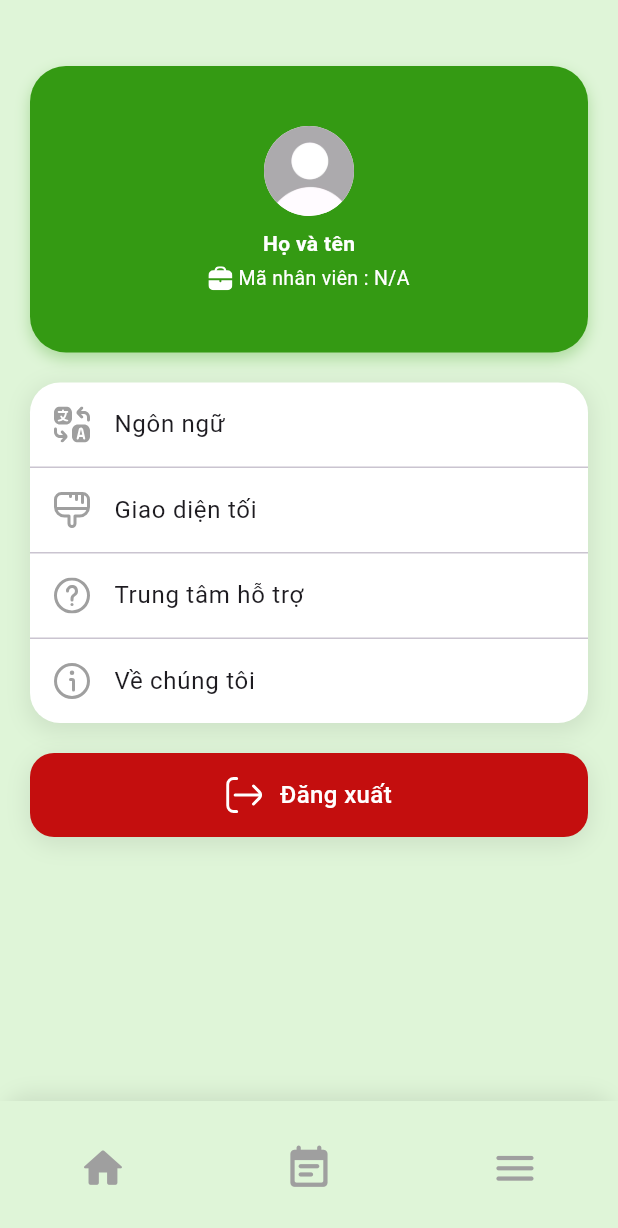
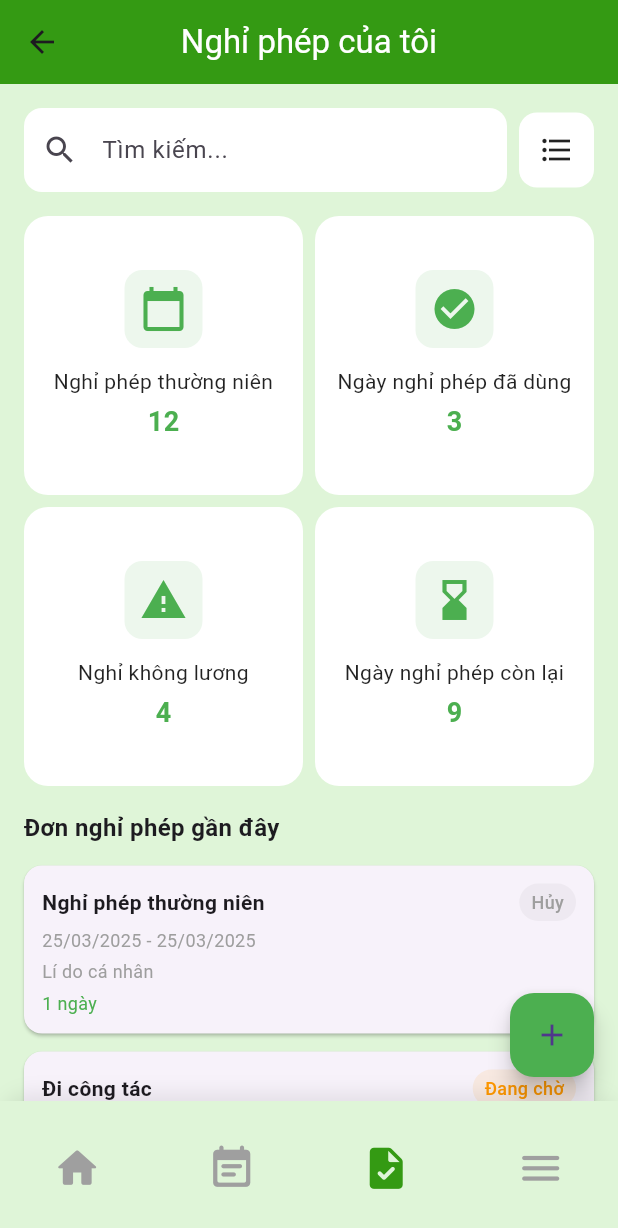
Before and after one commit to LTT4504/erp_app_nood, a Flutter app: the HomeScreen screen opened by its route, item 3 of the bottom bar chosen, on a phone screen of 412 x 824 dp. Shown: the top 1228 px of the screen. Run offline on Flutter 3.47's test engine with Material 3 defaults, Android fonts, the phone set to English and light mode, and no system bars; our stand-ins replace dio, flutter_svg, get, get_storage, logger; accounts and stored records are empty.

Commit message:
create : myLeaveScreen

```diff
--- a/lib/modules/home/home_screen.dart
+++ b/lib/modules/home/home_screen.dart
@@ -2,6 +2,7 @@ import 'package:flutter/material.dart';
 import 'package:get/get.dart';
 import 'package:work_manager/modules/home/home_controller.dart';
 import 'package:work_manager/modules/home/widgets/home_bottom.dart';
+import '../my_leave/my_leave_screen.dart';
 import '../my_task/my_task_screen.dart';
 import '../setting/setting_screen.dart';
 import 'home_main_screen.dart';
@@ -16,11 +17,11 @@ class HomeScreen extends StatelessWidget {
         return Scaffold(
           body: IndexedStack(
             index: controller.currentTab,
-            children: const [
-              HomeMainScreen(),    // Tab 0
-              MyTaskScreen(), // Tab 1
-              // HomeTaskScreen(),    // Tab 2
-              SettingScreen(),     // Tab 3
+            children: [
+              const HomeMainScreen(),    // Tab 0
+              const MyTaskScreen(), // Tab 1
+              LeaveScreen(),    // Tab 2
+              const SettingScreen(),     // Tab 3
             ],
           ),
           bottomNavigationBar: HomeBottomNav(
--- a/lib/modules/home/widgets/home_bottom.dart
+++ b/lib/modules/home/widgets/home_bottom.dart
@@ -68,10 +68,10 @@ class HomeBottomNav extends StatelessWidget {
             icon: _buildIcon(Icons.event_note_rounded, currentIndex == 1, iconSize),
             label: '',
           ),
-          // BottomNavigationBarItem(
-          //   icon: _buildIcon(Icons.task_rounded, currentIndex == 2),
-          //   label: '',
-          // ),
+          BottomNavigationBarItem(
+            icon: _buildIcon(Icons.task_rounded, currentIndex == 2, iconSize),
+            label: '',
+          ),
           BottomNavigationBarItem(
             icon: _buildIcon(Icons.menu_rounded, currentIndex == 3, iconSize),
             label: '',
--- /dev/null
+++ b/lib/modules/my_leave/my_leave_binding.dart
@@ -0,0 +1,10 @@
+import 'package:get/get.dart';
+
+import 'my_leave_controller.dart';
+
+class LeaveBinding extends Bindings {
+  @override
+  void dependencies() {
+    Get.lazyPut<LeaveController>(() => LeaveController());
+  }
+}
--- /dev/null
+++ b/lib/modules/my_leave/my_leave_controller.dart
@@ -0,0 +1,96 @@
+import 'package:get/get.dart';
+import 'package:flutter/material.dart';
+
+class LeaveController extends GetxController {
+  var leaveRequests = <Map<String, dynamic>>[].obs;
+
+  @override
+  void onInit() {
+    super.onInit();
+    loadSampleData();
+  }
+
+  /// ✅ Tải dữ liệu mẫu
+  void loadSampleData() {
+    leaveRequests.value = [
+      {
+        "title": "Nghỉ phép thường niên",
+        "date": "25/03/2025 - 25/03/2025",
+        "status": "Hủy",
+        "statusColor": Colors.grey,
+        "reason": "Lí do cá nhân",
+        "days": "1 ngày"
+      },
+      {
+        "title": "Đi công tác",
+        "date": "28/03/2025 - 30/03/2025",
+        "status": "Đang chờ",
+        "statusColor": Colors.orange,
+        "reason": "Đi công tác",
+        "days": "3 ngày"
+      },
+      {
+        "title": "Xin phép ra ngoài",
+        "date": "25/03/2025 - 25/03/2025",
+        "status": "Đã duyệt",
+        "statusColor": Colors.green,
+        "reason": "Nghỉ ốm vì quá khỏe",
+        "days": "1 ngày"
+      },
+      {
+        "title": "Nghỉ hưởng bảo hiểm",
+        "date": "25/03/2025 - 25/03/2025",
+        "status": "Từ chối",
+        "statusColor": Colors.red,
+        "reason": "Khám bệnh",
+        "days": "1 ngày"
+      },
+      {
+        "title": "Làm từ xa",
+        "date": "25/03/2025 - 25/03/2025",
+        "status": "Mới",
+        "statusColor": Colors.blue,
+        "reason": "Dị ứng",
+        "days": "1 ngày"
+      },
+    ];
+  }
+
+  /// ✅ Thêm đơn nghỉ phép
+  void addLeave(Map<String, dynamic> leave) {
+    leaveRequests.add(leave);
+  }
+
+  /// ✅ Sửa đơn nghỉ phép
+  void updateLeave(int index, Map<String, dynamic> updatedLeave) {
+    if (index >= 0 && index < leaveRequests.length) {
+      leaveRequests[index] = updatedLeave;
+      leaveRequests.refresh();
+    }
+  }
+
+  /// ✅ Xóa đơn nghỉ phép
+  void deleteLeave(int index) {
+    if (index >= 0 && index < leaveRequests.length) {
+      leaveRequests.removeAt(index);
+    }
+  }
+
+  /// ✅ Lấy màu theo trạng thái
+  Color getStatusColor(String status) {
+    switch (status) {
+      case "Mới":
+        return Colors.blue;
+      case "Đang chờ":
+        return Colors.orange;
+      case "Đã duyệt":
+        return Colors.green;
+      case "Từ chối":
+        return Colors.red;
+      case "Hủy":
+        return Colors.grey;
+      default:
+        return Colors.black;
+    }
+  }
+}
--- /dev/null
+++ b/lib/modules/my_leave/my_leave_screen.dart
@@ -0,0 +1,125 @@
+import 'package:flutter/material.dart';
+import 'package:get/get.dart';
+import 'package:work_manager/shared/constants/colors.dart';
+import 'my_leave_controller.dart';
+import 'widgets/leave_card.dart';
+import 'widgets/add_leave_dialog.dart';
+import 'widgets/edit_leave_dialog.dart';
+import 'widgets/stat_card.dart';
+
+class LeaveScreen extends StatelessWidget {
+  LeaveScreen({super.key});
+
+  final LeaveController controller = Get.put(LeaveController());
+
+  @override
+  Widget build(BuildContext context) {
+    return Scaffold(
+      backgroundColor: ColorConstants.highlightPrimaryPastel,
+      appBar: AppBar(
+        backgroundColor: ColorConstants.highlightPrimary,
+        title: const Text("Nghỉ phép của tôi", style: TextStyle(color: ColorConstants.white),),
+        centerTitle: true,
+      ),
+      body: SingleChildScrollView(
+        padding: const EdgeInsets.all(16),
+        child: Column(
+          crossAxisAlignment: CrossAxisAlignment.start,
+          children: [
+            _buildSearchBar(),
+            const SizedBox(height: 16),
+            _buildStatGrid(),
+            const SizedBox(height: 16),
+            const Text(
+              "Đơn nghỉ phép gần đây",
+              style: TextStyle(fontSize: 16, fontWeight: FontWeight.bold),
+            ),
+            const SizedBox(height: 8),
+            Obx(() => Column(
+              children: controller.leaveRequests.asMap().entries.map((entry) {
+                int index = entry.key;
+                var item = entry.value;
+                return GestureDetector(
+                  onTap: () {
+                    showDialog(
+                      context: context,
+                      builder: (_) => EditLeaveDialog(
+                        index: index,
+                        leave: item,
+                      ),
+                    );
+                  },
+                  child: LeaveCard(
+                    title: item["title"],
+                    date: item["date"],
+                    status: item["status"],
+                    statusColor: controller.getStatusColor(item["status"]),
+                    reason: item["reason"],
+                    days: item["days"],
+                  ),
+                );
+              }).toList(),
+            )),
+          ],
+        ),
+      ),
+      floatingActionButton: FloatingActionButton(
+        backgroundColor: ColorConstants.green,
+        onPressed: () {
+          showDialog(
+            context: context,
+            builder: (_) => AddLeaveDialog(),
+          );
+        },
+        child: const Icon(Icons.add),
+      ),
+    );
+  }
+
+  Widget _buildSearchBar() {
+    return Row(
+      children: [
+        Expanded(
+          child: TextField(
+            decoration: InputDecoration(
+              hintText: "Tìm kiếm...",
+              prefixIcon: const Icon(Icons.search),
+              border: OutlineInputBorder(
+                borderRadius: BorderRadius.circular(12),
+                borderSide: BorderSide.none,
+              ),
+              filled: true,
+              fillColor: Colors.white,
+            ),
+          ),
+        ),
+        const SizedBox(width: 8),
+        Container(
+          height: 50,
+          width: 50,
+          decoration: BoxDecoration(
+            color: Colors.white,
+            borderRadius: BorderRadius.circular(12),
+          ),
+          child: const Icon(Icons.format_list_bulleted),
+        )
+      ],
+    );
+  }
+
+  Widget _buildStatGrid() {
+    return GridView.count(
+      crossAxisCount: 2,
+      shrinkWrap: true,
+      physics: const NeverScrollableScrollPhysics(),
+      mainAxisSpacing: 8,
+      crossAxisSpacing: 8,
+      children: const [
+        StatCard("Nghỉ phép thường niên", "12", Icons.calendar_today, ColorConstants.green),
+        StatCard("Ngày nghỉ phép đã dùng", "3", Icons.check_circle, ColorConstants.green),
+        StatCard("Nghỉ không lương", "4", Icons.warning, ColorConstants.green),
+        StatCard("Ngày nghỉ phép còn lại", "9", Icons.hourglass_bottom, ColorConstants.green),
+      ],
+    );
+  }
+}
--- /dev/null
+++ b/lib/modules/my_leave/widgets/leave_card.dart
@@ -0,0 +1,84 @@
+import 'package:flutter/material.dart';
+
+class LeaveCard extends StatelessWidget {
+  final String title;
+  final String date;
+  final String status;
+  final Color statusColor;
+  final String reason;
+  final String days;
+
+  const LeaveCard({
+    super.key,
+    required this.title,
+    required this.date,
+    required this.status,
+    required this.statusColor,
+    required this.reason,
+    required this.days,
+  });
+
+  @override
+  Widget build(BuildContext context) {
+    return Card(
+      margin: const EdgeInsets.symmetric(vertical: 6),
+      shape: RoundedRectangleBorder(borderRadius: BorderRadius.circular(12)),
+      elevation: 1,
+      child: Padding(
+        padding: const EdgeInsets.all(12),
+        child: Column(
+          crossAxisAlignment: CrossAxisAlignment.start,
+          children: [
+            // Tiêu đề + trạng thái
+            Row(
+              children: [
+                Expanded(
+                  child: Text(
+                    title,
+                    style: const TextStyle(
+                      fontWeight: FontWeight.bold,
+                      fontSize: 14,
+                    ),
+                  ),
+                ),
+                Container(
+                  padding:
+                      const EdgeInsets.symmetric(horizontal: 8, vertical: 4),
+                  decoration: BoxDecoration(
+                    color: statusColor.withOpacity(0.1),
+                    borderRadius: BorderRadius.circular(20),
+                  ),
+                  child: Text(
+                    status,
+                    style: TextStyle(
+                      color: statusColor,
+                      fontWeight: FontWeight.w500,
+                      fontSize: 12,
+                    ),
+                  ),
+                ),
+              ],
+            ),
+            const SizedBox(height: 4),
+            Text(
+              date,
+              style: const TextStyle(color: Colors.grey, fontSize: 12),
+            ),
+            if (reason.isNotEmpty) ...[
+              const SizedBox(height: 4),
+              Text(
+                reason,
+                style: const TextStyle(color: Colors.grey, fontSize: 12),
+              ),
+            ],
+            const SizedBox(height: 4),
+            Text(
+              days,
+              style: const TextStyle(color: Colors.green, fontSize: 12),
+            ),
+          ],
+        ),
+      ),
+    );
+  }
+}
--- /dev/null
+++ b/lib/modules/my_leave/widgets/stat_card.dart
@@ -0,0 +1,56 @@
+import 'package:flutter/material.dart';
+
+class StatCard extends StatelessWidget {
+  final String title;
+  final String value;
+  final IconData icon;
+  final Color color;
+
+  const StatCard(this.title, this.value, this.icon, this.color, {super.key});
+
+  @override
+  Widget build(BuildContext context) {
+    return Container(
+      padding: const EdgeInsets.symmetric(vertical: 16, horizontal: 12),
+      decoration: BoxDecoration(
+        color: Colors.white,
+        borderRadius: BorderRadius.circular(16),
+      ),
+      child: Column(
+        mainAxisAlignment: MainAxisAlignment.center,
+        children: [
+          Container(
+            padding: const EdgeInsets.all(10),
+            decoration: BoxDecoration(
+              color: color.withOpacity(0.1),
+              borderRadius: BorderRadius.circular(12),
+            ),
+            child: Icon(
+              icon,
+              color: color,
+              size: 32, // 👈 Icon to hơn
+            ),
+          ),
+          const SizedBox(height: 12),
+          Text(
+            title,
+            textAlign: TextAlign.center,
+            style: const TextStyle(
+              fontSize: 14,
+              color: Colors.black87,
+            ),
+          ),
+          const SizedBox(height: 4),
+          Text(
+            value,
+            style: TextStyle(
+              fontSize: 18,
+              color: color,
+              fontWeight: FontWeight.bold,
+            ),
+          ),
+        ],
+      ),
+    );
+  }
+}
--- a/lib/modules/setting/setting_screen.dart
+++ b/lib/modules/setting/setting_screen.dart
@@ -20,11 +20,10 @@ class SettingScreen extends StatelessWidget {
       backgroundColor: ColorConstants.highlightPrimaryPastel,
       body: SafeArea(
         child: Padding(
-          padding: const EdgeInsets.only(top: 24), // ✅ Dịch toàn bộ xuống
+          padding: const EdgeInsets.only(top: 24),
           child: ListView(
             padding: const EdgeInsets.symmetric(horizontal: 20, vertical: 20),
             children: [
-              // ✅ Thông tin user
               Container(
               padding: const EdgeInsets.all(40),
               decoration: BoxDecoration(
@@ -78,10 +77,8 @@ class SettingScreen extends StatelessWidget {
                 ],
               ),
             ),
-
             const SizedBox(height: 20),
 
-            // ✅ Danh sách tùy chọn
             Container(
               decoration: BoxDecoration(
                 color: ColorConstants.white,
@@ -150,7 +147,6 @@ class SettingScreen extends StatelessWidget {
 
             const SizedBox(height: 20),
 
-            // ✅ Nút đăng xuất
             Container(
               decoration: BoxDecoration(
                 color: ColorConstants.white,
--- a/lib/routes/app_pages.dart
+++ b/lib/routes/app_pages.dart
@@ -1,5 +1,7 @@
 import 'package:get/get.dart';
 import '../modules/attendance/attendance_history_screen.dart';
+import '../modules/my_leave/my_leave_binding.dart';
+import '../modules/my_leave/my_leave_screen.dart';
 import '../modules/my_task/my_task_screen.dart';
 import '../modules/my_task/my_task_binding.dart';
 import '../modules/attendance/widgets/attendance.dart';
@@ -49,8 +51,14 @@ class AppPages {
     // Thêm route cho màn hình MyTask
      GetPage(
       name: AppRoutes.myTask,
-      page: () => MyTaskScreen(),
+      page: () => const MyTaskScreen(),
       binding: MyTaskBinding(),
+    ),
+    // Thêm route cho màn hình MyLeave
+    GetPage(
+      name: AppRoutes.myLeave,
+      page: () => LeaveScreen(),
+      binding: LeaveBinding(),
     ),
   ];
 }
--- a/lib/routes/app_routes.dart
+++ b/lib/routes/app_routes.dart
@@ -8,4 +8,5 @@ abstract class AppRoutes {
   static const dashboard = '/dashboard';
   static const attendanceHistory = '/attendance-history';
   static const myTask = '/my-task';
+  static const myLeave = '/my-leave';
 }
--- a/lib/shared/constants/colors.dart
+++ b/lib/shared/constants/colors.dart
@@ -8,6 +8,7 @@ class ColorConstants {
   static const Color black = Color(0xFF000000);
   static const Color white = Color(0xFFFFFFFF);
   static const Color red = Color.fromARGB(255, 196, 14, 14);
+  static const Color green = Color(0xFF4CAF50);
 
   // Highlight Colors
   static const Color highlightPrimary = Color(0xFF349A13);
```
Also changed, not shown: lib/main.dart (+11 -0 lines), lib/modules/my_leave/widgets/add_leave_dialog.dart (added, +135 -0 lines), lib/modules/my_leave/widgets/edit_leave_dialog.dart (added, +165 -0 lines), pubspec.yaml (+5 -5 lines).
